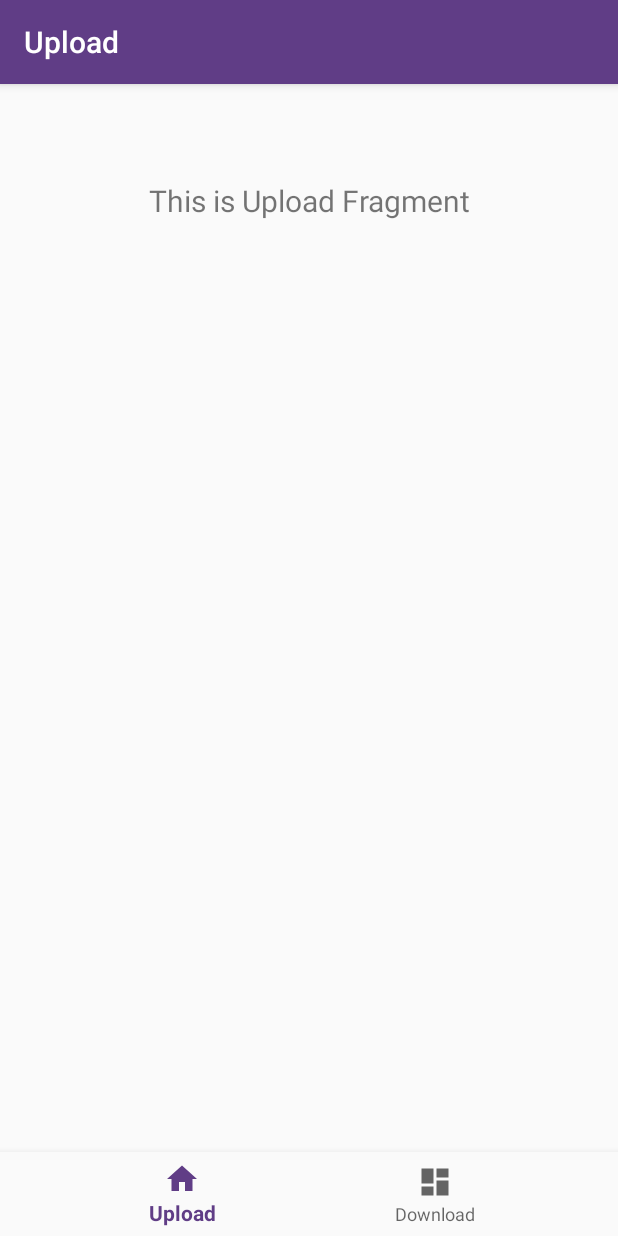
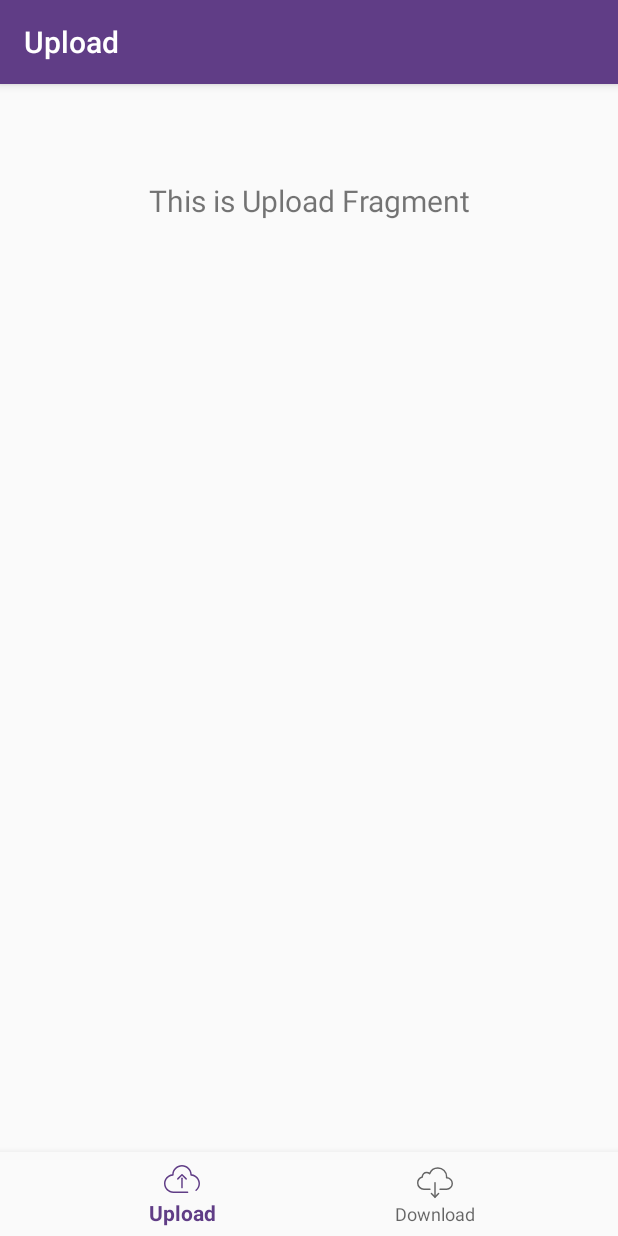
Before and after one commit to Apoorv-Mittal/OnionShare, an Android app: the screen it shows after launch (MainActivity), on a phone screen of 412 x 824 dp. Run offline under Robolectric (Android 15) with nearby library versions, the phone set to English and light mode, and no system bars; our stand-ins replace navigation-ui; libraries missing offline, so code that uses them is left out: com.jrummyapps.android, org.torproject.android; 7 statements that could not run were skipped.

Commit message:
Added new assests

```diff
--- a/app/src/main/res/drawable/ic_dashboard_black_24dp.xml
+++ /dev/null
@@ -1,9 +0,0 @@
-<vector xmlns:android="http://schemas.android.com/apk/res/android"
-    android:width="24dp"
-    android:height="24dp"
-    android:viewportWidth="24.0"
-    android:viewportHeight="24.0">
-    <path
-        android:fillColor="#FF000000"
-        android:pathData="M3,13h8L11,3L3,3v10zM3,21h8v-6L3,15v6zM13,21h8L21,11h-8v10zM13,3v6h8L21,3h-8z" />
-</vector>
--- /dev/null
+++ b/app/src/main/res/drawable/ic_download.xml
@@ -0,0 +1,25 @@
+<vector xmlns:android="http://schemas.android.com/apk/res/android"
+    android:width="50dp"
+    android:height="50dp"
+    android:viewportWidth="50"
+    android:viewportHeight="50">
+  <path
+      android:pathData="M32,35c0,0 8.312,0 9.098,0C45.463,35 49,31.463 49,27.099s-3.537,-7.902 -7.902,-7.902c-0.02,0 -0.038,0.003 -0.058,0.003c0.061,-0.494 0.103,-0.994 0.103,-1.504c0,-6.71 -5.439,-12.15 -12.15,-12.15c-5.229,0 -9.672,3.309 -11.386,7.941c-1.087,-1.089 -2.591,-1.764 -4.251,-1.764c-3.319,0 -6.009,2.69 -6.009,6.008c0,0.085 0.01,0.167 0.013,0.251C3.695,18.995 1,22.344 1,26.331C1,31.119 4.881,35 9.67,35c0.827,0 8.33,0 8.33,0"
+      android:strokeLineJoin="round"
+      android:strokeWidth="2"
+      android:fillColor="#00000000"
+      android:strokeColor="#000000"
+      android:strokeLineCap="round"/>
+  <path
+      android:pathData="M30,41l-5,5l-5,-5"
+      android:strokeWidth="2"
+      android:fillColor="#00000000"
+      android:strokeColor="#000000"
+      android:strokeLineCap="round"/>
+  <path
+      android:pathData="M25,26L25,45.668"
+      android:strokeWidth="2"
+      android:fillColor="#00000000"
+      android:strokeColor="#000000"
+      android:strokeLineCap="round"/>
+</vector>
--- a/app/src/main/res/drawable/ic_home_black_24dp.xml
+++ /dev/null
@@ -1,9 +0,0 @@
-<vector xmlns:android="http://schemas.android.com/apk/res/android"
-    android:width="24dp"
-    android:height="24dp"
-    android:viewportWidth="24.0"
-    android:viewportHeight="24.0">
-    <path
-        android:fillColor="#FF000000"
-        android:pathData="M10,20v-6h4v6h5v-8h3L12,3 2,12h3v8z" />
-</vector>
--- /dev/null
+++ b/app/src/main/res/drawable/ic_upload.xml
@@ -0,0 +1,15 @@
+<vector xmlns:android="http://schemas.android.com/apk/res/android"
+    android:width="294.156dp"
+    android:height="294.156dp"
+    android:viewportWidth="294.156"
+    android:viewportHeight="294.156">
+  <path
+      android:fillColor="#FF000000"
+      android:pathData="M227.002,108.256c-2.755,-41.751 -37.6,-74.878 -80.036,-74.878c-42.447,0 -77.298,33.141 -80.038,74.907C28.978,113.059 0,145.39 0,184.184c0,42.234 34.36,76.595 76.595,76.595h116.483c3.313,0 6,-2.687 6,-6s-2.687,-6 -6,-6H76.595C40.977,248.778 12,219.801 12,184.184c0,-34.275 26.833,-62.568 61.087,-64.411c3.184,-0.171 5.678,-2.803 5.678,-5.991c0,-0.119 -0.003,-0.236 -0.01,-0.355c0.09,-37.536 30.654,-68.049 68.211,-68.049c37.563,0 68.132,30.518 68.211,68.063c-0.005,0.116 -0.009,0.238 -0.009,0.329c0,3.196 2.505,5.831 5.696,5.992c34.37,1.741 61.292,30.038 61.292,64.421c0,19.526 -8.698,37.801 -23.864,50.138c-2.571,2.091 -2.959,5.87 -0.868,8.44c2.091,2.571 5.87,2.959 8.44,0.868c17.98,-14.626 28.292,-36.293 28.292,-59.447C294.156,145.269 265.08,112.926 227.002,108.256z"/>
+  <path
+      android:fillColor="#FF000000"
+      android:pathData="M140.966,141.078v76.511c0,3.313 2.687,6 6,6s6,-2.687 6,-6v-76.511c0,-3.313 -2.687,-6 -6,-6S140.966,137.765 140.966,141.078z"/>
+  <path
+      android:fillColor="#FF000000"
+      android:pathData="M181.283,152.204c1.536,0 3.071,-0.586 4.243,-1.757c2.343,-2.343 2.343,-6.142 0,-8.485l-34.317,-34.317c-2.343,-2.343 -6.143,-2.343 -8.485,0l-34.317,34.317c-2.343,2.343 -2.343,6.142 0,8.485c2.343,2.343 6.143,2.343 8.485,0l30.074,-30.074l30.074,30.074C178.212,151.618 179.748,152.204 181.283,152.204z"/>
+</vector>
--- a/app/src/main/res/menu/bottom_nav_menu.xml
+++ b/app/src/main/res/menu/bottom_nav_menu.xml
@@ -3,12 +3,12 @@
 
     <item
         android:id="@+id/navigation_upload"
-        android:icon="@drawable/ic_home_black_24dp"
+        android:icon="@drawable/ic_upload"
         android:title="@string/title_upload" />
 
     <item
         android:id="@+id/navigation_download"
-        android:icon="@drawable/ic_dashboard_black_24dp"
+        android:icon="@drawable/ic_download"
         android:title="@string/title_download" />
 
 </menu>
--- a/app/src/main/res/mipmap-anydpi-v26/ic_launcher.xml
+++ b/app/src/main/res/mipmap-anydpi-v26/ic_launcher.xml
@@ -1,5 +1,4 @@
 <?xml version="1.0" encoding="utf-8"?>
 <adaptive-icon xmlns:android="http://schemas.android.com/apk/res/android">
-    <background android:drawable="@drawable/ic_launcher_background" />
-    <foreground android:drawable="@drawable/ic_launcher_foreground" />
+    <foreground android:drawable="@drawable/ic_tor_onion" />
 </adaptive-icon>
--- a/app/src/main/res/mipmap-anydpi-v26/ic_launcher_round.xml
+++ b/app/src/main/res/mipmap-anydpi-v26/ic_launcher_round.xml
@@ -1,5 +1,4 @@
 <?xml version="1.0" encoding="utf-8"?>
 <adaptive-icon xmlns:android="http://schemas.android.com/apk/res/android">
-    <background android:drawable="@drawable/ic_launcher_background" />
-    <foreground android:drawable="@drawable/ic_launcher_foreground" />
+    <foreground android:drawable="@drawable/ic_tor_onion" />
 </adaptive-icon>
```
Also changed, not shown: app/build.gradle (+14 -3 lines), app/src/main/res/drawable-v24/ic_launcher_foreground.xml (deleted, +0 -34 lines), app/src/main/res/drawable/ic_launcher_background.xml (deleted, +0 -170 lines), app/src/main/res/drawable/ic_notifications_black_24dp.xml (deleted, +0 -9 lines), app/src/main/res/drawable/ic_tor_onion.xml (added, +16 -0 lines).
